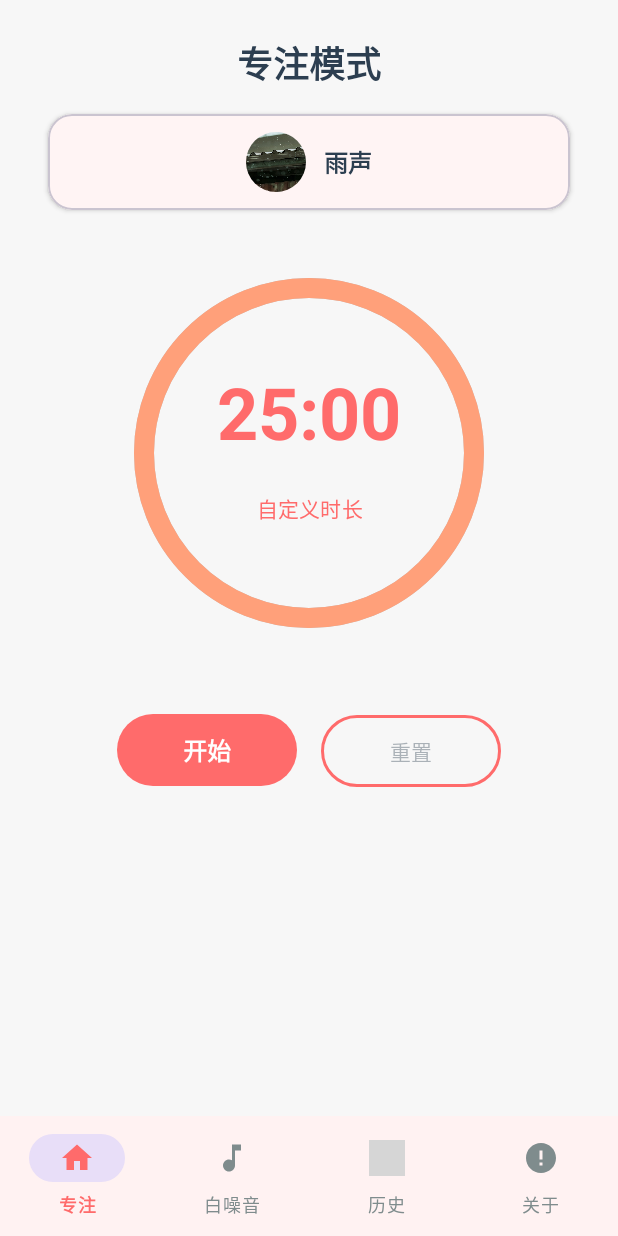
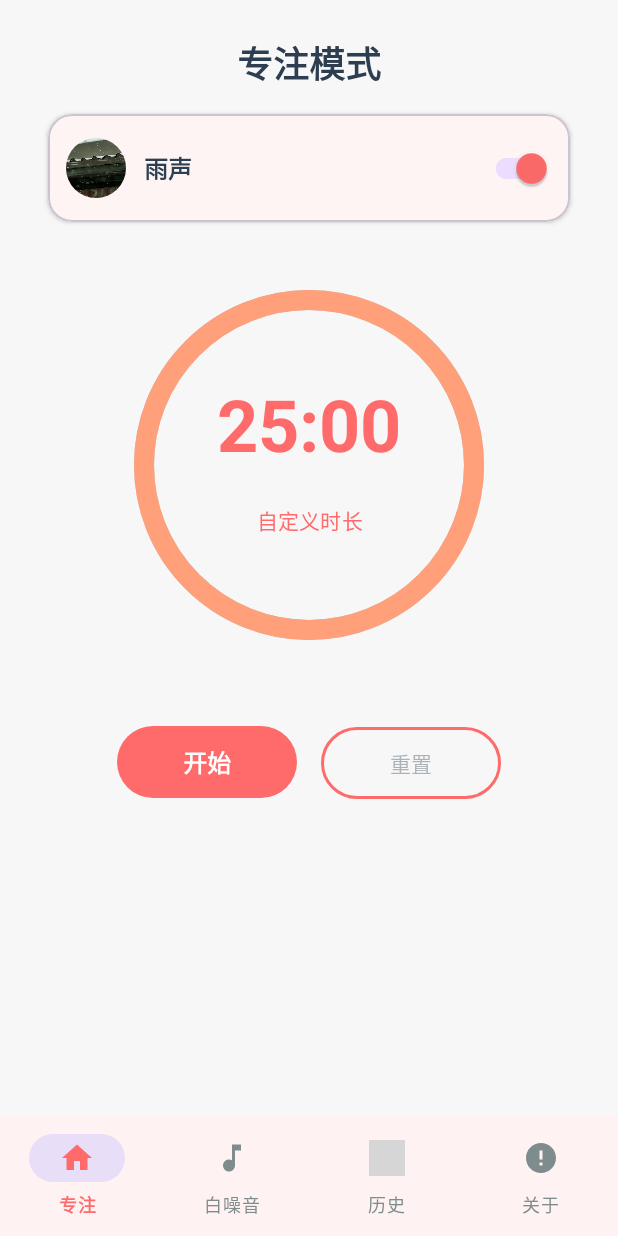
Before and after one commit to ShengYouBaFang/Tomato-FocusFlow, an Android app: the HomeFragment screen opened directly, with no data from a screen before it, after a tap on "开始", on a phone screen of 412 x 824 dp. Run offline under Robolectric (Android 15) with nearby library versions, the phone set to English and light mode, and no system bars; our stand-ins replace navigation-ui; grey boxes are pictures that could not be loaded.

Commit message:
添加开关/项目完成

```diff
--- a/app/src/main/AndroidManifest.xml
+++ b/app/src/main/AndroidManifest.xml
@@ -10,9 +10,9 @@
         android:allowBackup="true"
         android:dataExtractionRules="@xml/data_extraction_rules"
         android:fullBackupContent="@xml/backup_rules"
-        android:icon="@mipmap/ic_launcher"
+        android:icon="@drawable/focusflow"
         android:label="@string/app_name"
-        android:roundIcon="@mipmap/ic_launcher_round"
+        android:roundIcon="@drawable/focusflow"
         android:supportsRtl="true"
         android:theme="@style/Theme.Endtest01_Tomato_FocusFlow">
 
--- a/app/src/main/java/com/wangninghao/a202305100111/endtest01_tomato_focusflow/ui/home/HomeFragment.kt
+++ b/app/src/main/java/com/wangninghao/a202305100111/endtest01_tomato_focusflow/ui/home/HomeFragment.kt
@@ -107,6 +107,11 @@ class HomeFragment : Fragment() {
         binding.btnSettings.setOnClickListener {
             findNavController().navigate(R.id.action_home_to_timer_setting)
         }
+
+        // 白噪音开关
+        binding.switchWhiteNoise.setOnCheckedChangeListener { _, isChecked ->
+            viewModel.setWhiteNoiseEnabled(isChecked)
+        }
     }
 
     private fun observeViewModel() {
@@ -114,6 +119,11 @@ class HomeFragment : Fragment() {
         viewModel.selectedWhiteNoise.observe(viewLifecycleOwner) { whiteNoise ->
             binding.tvWhiteNoiseName.text = whiteNoise.name
             binding.ivWhiteNoiseIcon.setImageResource(whiteNoise.iconRes)
+        }
+
+        // 观察白噪音开关状态
+        viewModel.whiteNoiseEnabled.observe(viewLifecycleOwner) { enabled ->
+            binding.switchWhiteNoise.isChecked = enabled
         }
 
         // 观察倒计时时长
@@ -143,7 +153,10 @@ class HomeFragment : Fragment() {
                     binding.btnReset.isEnabled = true
                     binding.tvTime.text = TimeFormatter.formatTime(state.remainingTime)
                     binding.circularProgress.setProgress(1f - state.progress)
-                    startRotationAnimation()
+                    // 只有开关打开时才旋转图标
+                    if (viewModel.whiteNoiseEnabled.value == true) {
+                        startRotationAnimation()
+                    }
                 }
                 is TimerService.TimerState.Paused -> {
                     binding.btnPlayPause.text = "继续"
--- a/app/src/main/java/com/wangninghao/a202305100111/endtest01_tomato_focusflow/ui/home/HomeViewModel.kt
+++ b/app/src/main/java/com/wangninghao/a202305100111/endtest01_tomato_focusflow/ui/home/HomeViewModel.kt
@@ -38,6 +38,10 @@ class HomeViewModel(application: Application) : AndroidViewModel(application) {
     // 当前选中的白噪音
     private val _selectedWhiteNoise = MutableLiveData<WhiteNoise>()
     val selectedWhiteNoise: LiveData<WhiteNoise> = _selectedWhiteNoise
+
+    // 白噪音是否开启
+    private val _whiteNoiseEnabled = MutableLiveData<Boolean>()
+    val whiteNoiseEnabled: LiveData<Boolean> = _whiteNoiseEnabled
 
     // 倒计时时长
     private val _timerDuration = MutableLiveData<Long>()
@@ -121,7 +125,10 @@ class HomeViewModel(application: Application) : AndroidViewModel(application) {
             val duration = preferenceHelper.getDefaultTimerDuration()
             _timerDuration.value = duration
 
-            Log.d(TAG, "设置加载成功: noiseId=$noiseId, duration=$duration")
+            val whiteNoiseEnabled = preferenceHelper.isWhiteNoiseEnabled()
+            _whiteNoiseEnabled.value = whiteNoiseEnabled
+
+            Log.d(TAG, "设置加载成功: noiseId=$noiseId, duration=$duration, whiteNoiseEnabled=$whiteNoiseEnabled")
         } catch (e: Exception) {
             Log.e(TAG, "加载设置失败", e)
             ErrorHandler.handleUnknownError("加载设置失败", e)
@@ -129,6 +136,7 @@ class HomeViewModel(application: Application) : AndroidViewModel(application) {
             // 使用默认值
             _selectedWhiteNoise.value = whiteNoiseRepository.getDefaultWhiteNoise()
             _timerDuration.value = Constants.QUICK_TIMER_25_MIN
+            _whiteNoiseEnabled.value = true
         }
     }
 
@@ -204,21 +212,25 @@ class HomeViewModel(application: Application) : AndroidViewModel(application) {
         try {
             val duration = _timerDuration.value ?: Constants.QUICK_TIMER_25_MIN
             val noiseId = _selectedWhiteNoise.value?.id ?: "rain"
+            val whiteNoiseEnabled = _whiteNoiseEnabled.value ?: true
 
             val intent = Intent(context, TimerService::class.java).apply {
                 action = Constants.ACTION_START_TIMER
                 putExtra(Constants.EXTRA_TIMER_DURATION, duration)
                 putExtra(Constants.EXTRA_WHITE_NOISE_ID, noiseId)
+                putExtra(Constants.EXTRA_WHITE_NOISE_ENABLED, whiteNoiseEnabled)
             }
 
             context.startForegroundService(intent)
 
-            // 播放白噪音
-            _selectedWhiteNoise.value?.let {
-                timerService?.playWhiteNoise(it.audioRes)
+            // 只有开关打开时才播放白噪音
+            if (whiteNoiseEnabled) {
+                _selectedWhiteNoise.value?.let {
+                    timerService?.playWhiteNoise(it.audioRes)
+                }
             }
 
-            Log.d(TAG, "开始计时器: duration=$duration, noiseId=$noiseId")
+            Log.d(TAG, "开始计时器: duration=$duration, noiseId=$noiseId, whiteNoiseEnabled=$whiteNoiseEnabled")
         } catch (e: SecurityException) {
             Log.e(TAG, "启动前台服务失败：权限不足", e)
             ErrorHandler.handleServiceError("启动计时器失败：权限不足", e)
@@ -316,6 +328,32 @@ class HomeViewModel(application: Application) : AndroidViewModel(application) {
         }
     }
 
+    /**
+     * 设置白噪音是否开启
+     */
+    fun setWhiteNoiseEnabled(enabled: Boolean) {
+        try {
+            _whiteNoiseEnabled.value = enabled
+            preferenceHelper.setWhiteNoiseEnabled(enabled)
+
+            // 如果倒计时正在运行，立即控制白噪音播放
+            if (_timerState.value is TimerService.TimerState.Running) {
+                if (enabled) {
+                    _selectedWhiteNoise.value?.let {
+                        timerService?.playWhiteNoise(it.audioRes)
+                    }
+                } else {
+                    timerService?.stopWhiteNoise()
+                }
+            }
+
+            Log.d(TAG, "白噪音开关已设置: $enabled")
+        } catch (e: Exception) {
+            Log.e(TAG, "设置白噪音开关失败", e)
+            ErrorHandler.handleUnknownError("设置白噪音开关失败", e)
+        }
+    }
+
     override fun onCleared() {
         try {
             super.onCleared()
--- a/app/src/main/java/com/wangninghao/a202305100111/endtest01_tomato_focusflow/util/Constants.kt
+++ b/app/src/main/java/com/wangninghao/a202305100111/endtest01_tomato_focusflow/util/Constants.kt
@@ -20,6 +20,7 @@ object Constants {
 
     const val EXTRA_TIMER_DURATION = "EXTRA_TIMER_DURATION"
     const val EXTRA_WHITE_NOISE_ID = "EXTRA_WHITE_NOISE_ID"
+    const val EXTRA_WHITE_NOISE_ENABLED = "EXTRA_WHITE_NOISE_ENABLED"
 
     // Notification相关
     const val NOTIFICATION_CHANNEL_ID = "focus_timer_channel"
--- a/app/src/main/java/com/wangninghao/a202305100111/endtest01_tomato_focusflow/util/PreferenceHelper.kt
+++ b/app/src/main/java/com/wangninghao/a202305100111/endtest01_tomato_focusflow/util/PreferenceHelper.kt
@@ -21,6 +21,7 @@ class PreferenceHelper(context: Context) {
         private const val KEY_SELECTED_WHITE_NOISE_ID = "selected_white_noise_id"
         private const val KEY_DEFAULT_TIMER_DURATION = "default_timer_duration"
         private const val KEY_IS_FIRST_LAUNCH = "is_first_launch"
+        private const val KEY_WHITE_NOISE_ENABLED = "white_noise_enabled"
 
         // 默认值
         private const val DEFAULT_TIMER_DURATION = 25 * 60 * 1000L // 25分钟（毫秒）
@@ -71,6 +72,20 @@ class PreferenceHelper(context: Context) {
     }
 
     /**
+     * 获取白噪音是否开启
+     */
+    fun isWhiteNoiseEnabled(): Boolean {
+        return prefs.getBoolean(KEY_WHITE_NOISE_ENABLED, true)
+    }
+
+    /**
+     * 设置白噪音是否开启
+     */
+    fun setWhiteNoiseEnabled(enabled: Boolean) {
+        prefs.edit().putBoolean(KEY_WHITE_NOISE_ENABLED, enabled).apply()
+    }
+
+    /**
      * 清除所有设置
      */
     fun clearAll() {
--- a/app/src/main/res/layout/fragment_home.xml
+++ b/app/src/main/res/layout/fragment_home.xml
@@ -37,7 +37,7 @@
         <LinearLayout
             android:layout_width="match_parent"
             android:layout_height="wrap_content"
-            android:gravity="center"
+            android:gravity="center_vertical"
             android:orientation="horizontal"
             android:padding="12dp">
 
@@ -60,13 +60,21 @@
 
             <TextView
                 android:id="@+id/tv_white_noise_name"
-                android:layout_width="wrap_content"
+                android:layout_width="0dp"
                 android:layout_height="wrap_content"
                 android:layout_marginStart="12dp"
+                android:layout_weight="1"
                 android:text="雨声"
                 android:textColor="@color/text_primary"
                 android:textSize="16sp"
                 android:textStyle="bold" />
+
+            <!-- 白噪音开关 -->
+            <com.google.android.material.switchmaterial.SwitchMaterial
+                android:id="@+id/switch_white_noise"
+                android:layout_width="wrap_content"
+                android:layout_height="wrap_content"
+                android:checked="true" />
         </LinearLayout>
     </com.google.android.material.card.MaterialCardView>
 
--- a/app/src/main/res/values/strings.xml
+++ b/app/src/main/res/values/strings.xml
@@ -1,5 +1,5 @@
 <resources>
-    <string name="app_name">endtest01_Tomato_FocusFlow</string>
+    <string name="app_name">Tomato Focus Flow</string>
     <string name="app_name_display">Focus Flow</string>
 
     <!-- Splash Screen -->
```
Also changed, not shown: app/src/main/java/com/wangninghao/a202305100111/endtest01_tomato_focusflow/service/TimerService.kt (+5 -2 lines), app/src/main/res/drawable/developer.jpg (renamed from app/src/main/res/drawable/developer.png), app/src/main/res/drawable/focusflow.png (added).
